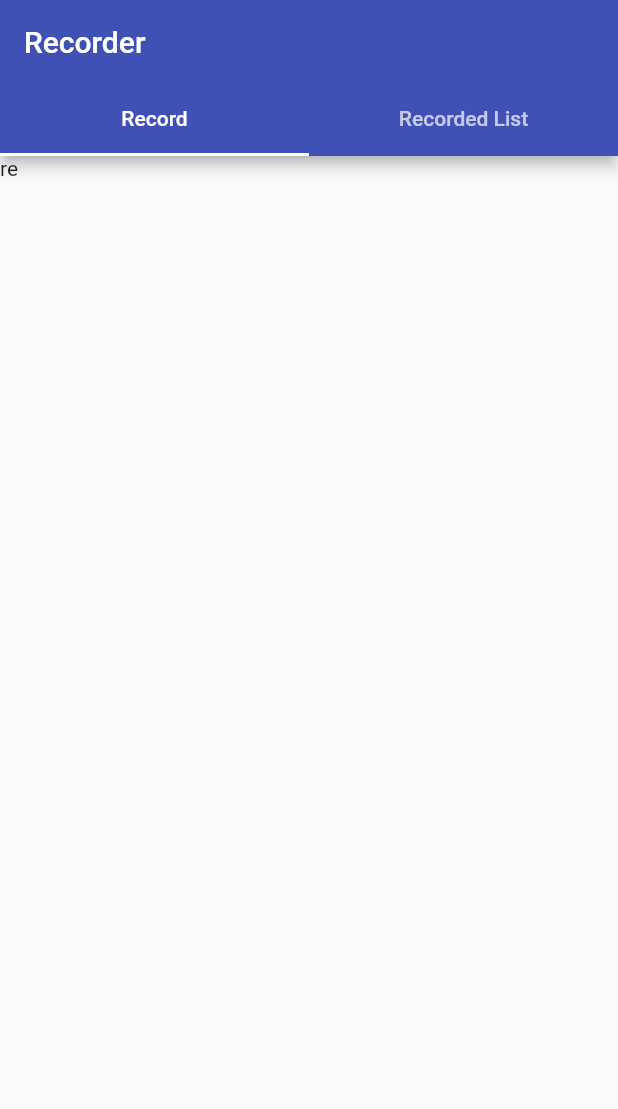
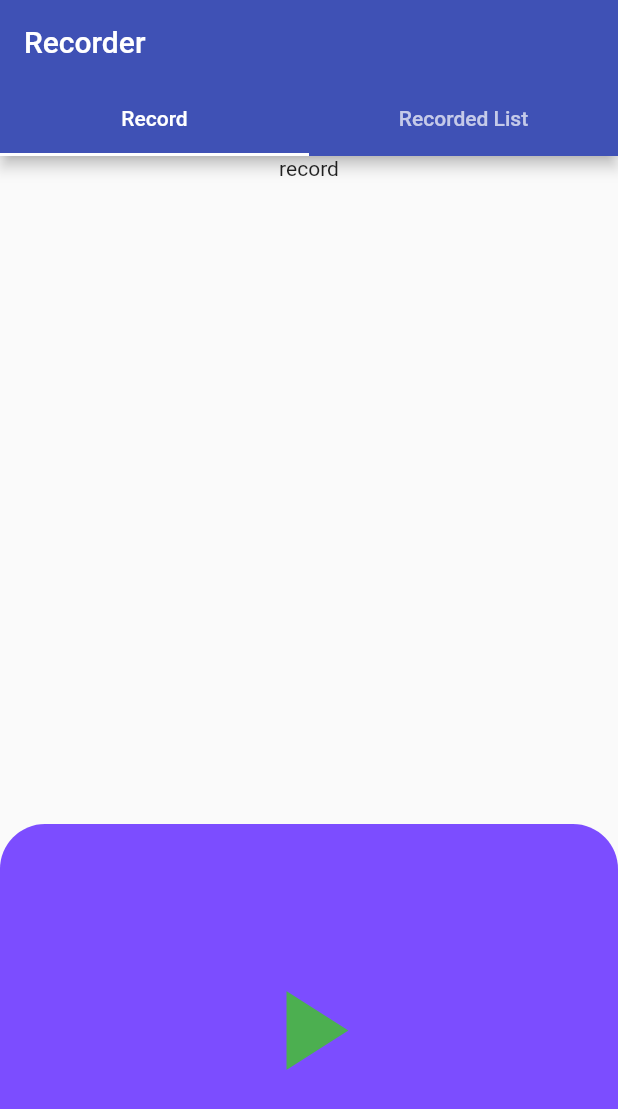
Before and after one commit to koorosh-k98/fun-recorder, a Flutter app: the screen it shows after launch, on a phone screen of 412 x 824 dp. Shown: the top 1109 px of the screen. Run offline on Flutter 3.47's test engine with Material 2 defaults, Android fonts, the phone set to English and light mode, and no system bars.

Commit message:
add record button

```diff
--- a/lib/screens/record.dart
+++ b/lib/screens/record.dart
@@ -5,6 +5,41 @@ class Record extends StatelessWidget {
 
   @override
   Widget build(BuildContext context) {
-    return Text("re");
+    double w = MediaQuery.of(context).size.width;
+    double h = MediaQuery.of(context).size.height;
+    return Column(
+      children: [
+        const Expanded(child: Text("record")),
+        Container(
+          padding: const EdgeInsets.all(8.0),
+          decoration: const BoxDecoration(
+            shape: BoxShape.rectangle,
+            color: Colors.deepPurpleAccent,
+            borderRadius: BorderRadius.only(
+                topLeft: Radius.circular(30.0),
+                topRight: Radius.circular(30.0)),
+          ),
+          height: h / 3,
+          child: Row(
+            mainAxisAlignment: MainAxisAlignment.center,
+            children: [
+              SizedBox(
+                height: 100,
+                width: 100,
+                child: IconButton(
+                  padding: EdgeInsets.zero,
+                  icon: const Icon(
+                    Icons.play_arrow,
+                    size: 90,
+                    color: Colors.green,
+                  ),
+                  onPressed: () {},
+                ),
+              )
+            ],
+          ),
+        )
+      ],
+    );
   }
 }
```
